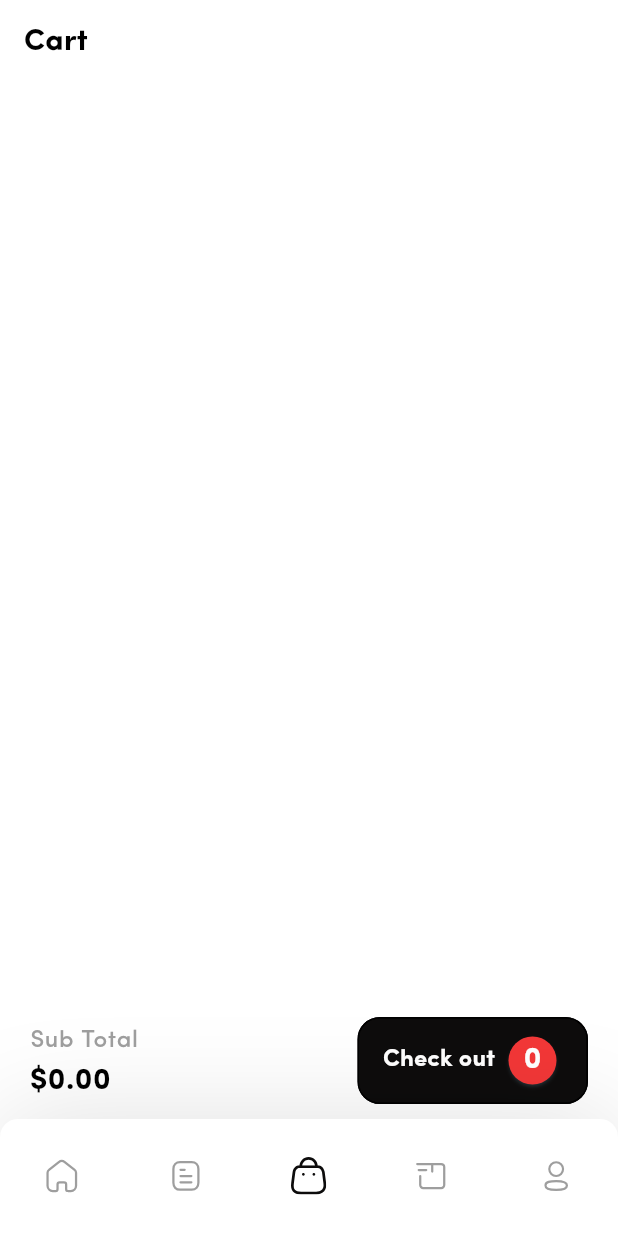
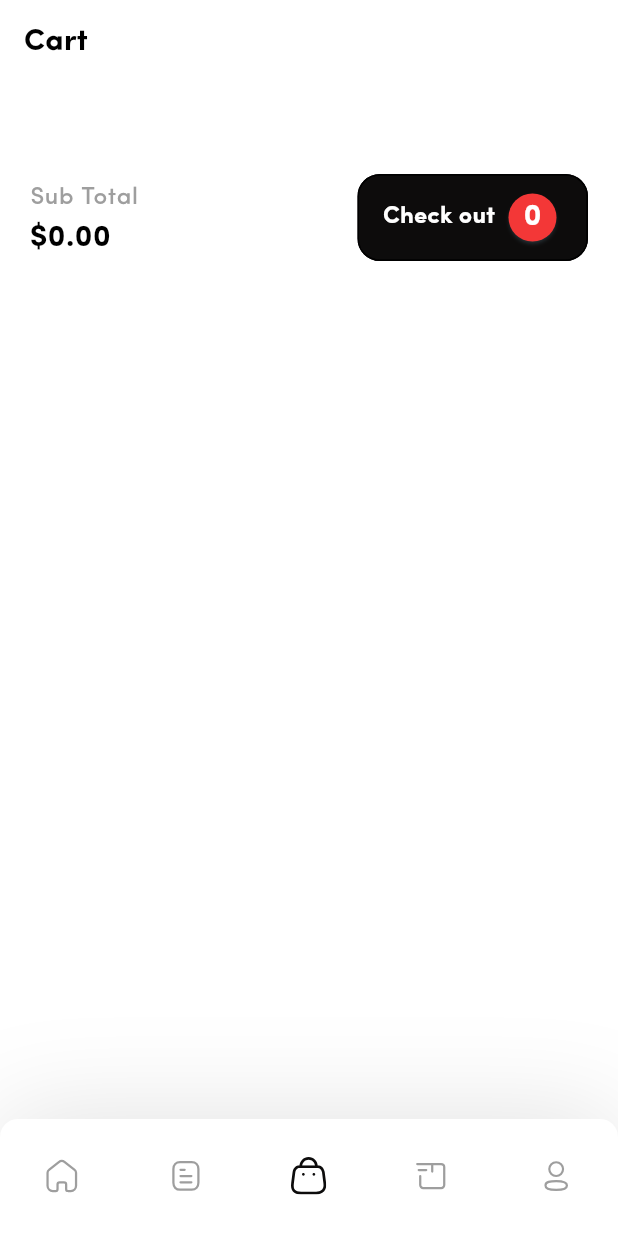
Before and after one commit to ezvent-app/campus-cravings, a Flutter app: the CartTabPage screen opened by its route, on a phone screen of 412 x 824 dp. Run offline on Flutter 3.47's test engine with Material 3 defaults, Android fonts, the phone set to English and light mode, and no system bars; our stand-ins replace auto_route, cached_network_image, camera, file_picker, fl_chart, flutter_image_compress and 17 more; missing offline and left inert: custom_marker_builder, flutter_polyline_points, flutter_stripe, otp_pin_field; accounts and stored records are empty; generated files the repository leaves out were written again; project files that could hold a hidden picture were left out.

Commit message:
fix: restore CheckoutNavBarWidget in CartTabPage layout

```diff
--- a/lib/src/ui/pages/main/tabs/cart/cart_tab.dart
+++ b/lib/src/ui/pages/main/tabs/cart/cart_tab.dart
@@ -18,10 +18,10 @@ class CartTabPage extends ConsumerWidget {
         automaticallyImplyLeading: isFromNavBar ? false : true,
         title: Text("Cart", style: Theme.of(context).textTheme.titleMedium),
       ),
-      bottomNavigationBar: Padding(
-        padding: const EdgeInsets.symmetric(horizontal: 20, vertical: 10),
-        child: CheckoutNavBarWidget(cartItems: cartItems),
-      ),
+      // bottomNavigationBar: Padding(
+      //   padding: const EdgeInsets.symmetric(horizontal: 20, vertical: 10),
+      //   child: CheckoutNavBarWidget(cartItems: cartItems),
+      // ),
       body: SingleChildScrollView(
         padding: const EdgeInsets.symmetric(horizontal: 20, vertical: 20),
         physics: BouncingScrollPhysics(),
@@ -93,6 +93,7 @@ class CartTabPage extends ConsumerWidget {
               }),
             ),
             height(40),
+            CheckoutNavBarWidget(cartItems: cartItems),
           ],
         ),
       ),
```
